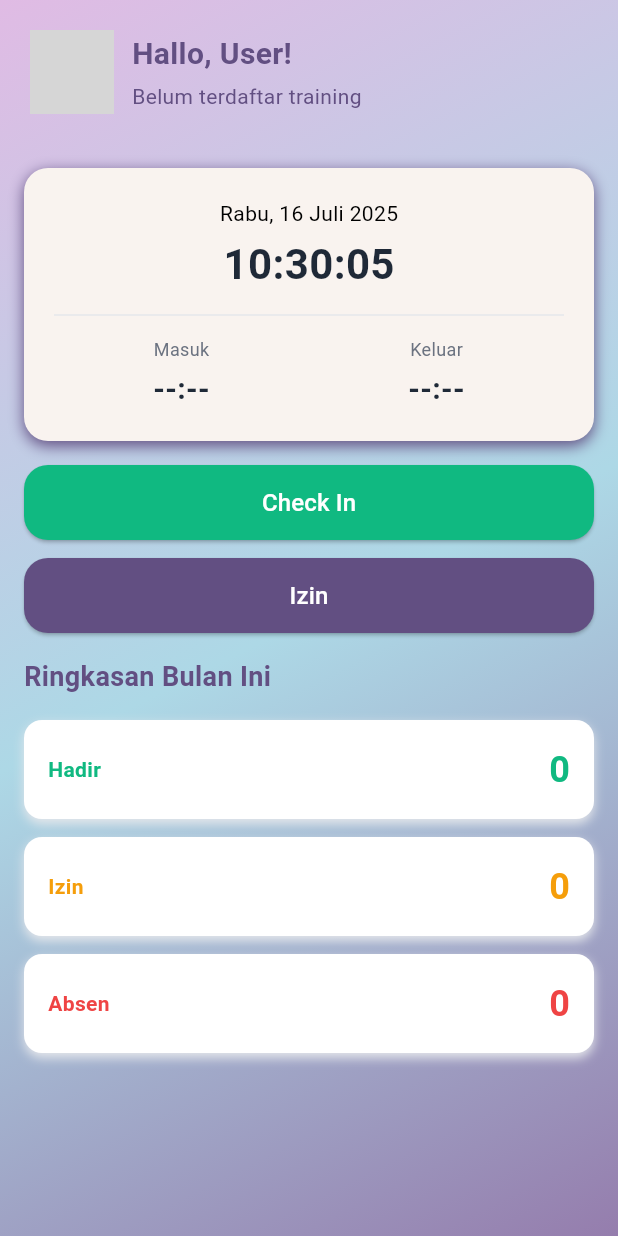
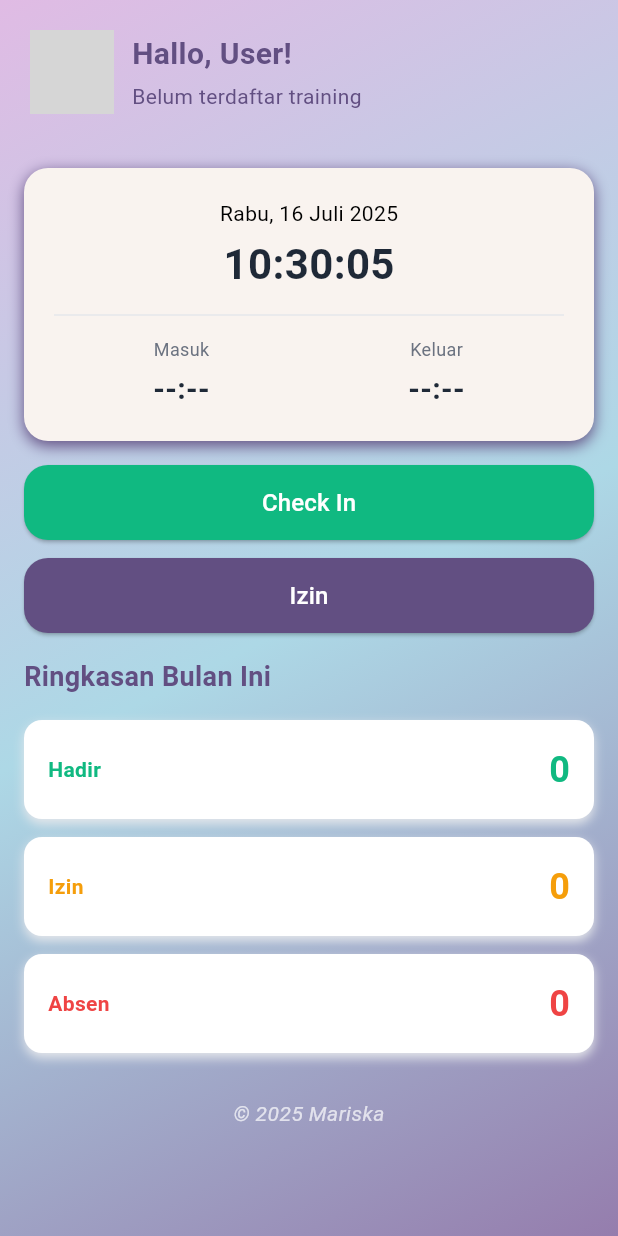
Before and after one commit to ayriskaayunda/ichizen_absensi_app, a Flutter app: the HomeScreen screen opened directly, after a tap on "Check In", after a tap on "Izin", after a tap on "OK", on a phone screen of 412 x 824 dp. Run offline on Flutter 3.47's test engine with Material 3 defaults, Android fonts, the phone set to English and light mode, and no system bars; our stand-ins replace fl_chart, geocoding, geolocator, google_maps_flutter, image_picker, latlong2 and 1 more; accounts and stored records are empty; network calls fail; grey boxes are pictures that could not be loaded.

Commit message:
add copyright on home, login dan profile

```diff
--- a/lib/constants/app_colors.dart
+++ b/lib/constants/app_colors.dart
@@ -1,41 +1,36 @@
 import 'package:flutter/material.dart';
 
 class AppColors {
-  // Primary brand color (Blue)
+  // Primary
   static const Color primary = Color(0xFF624F82);
 
-  // Backgrounds
+  // Backgrounds card
   static const Color background = Color(0xFFF9FAFB);
-  static const Color background2 = Color(0xffF9F3EF); // Very light gray
-  static const Color card = Color(0xFFFFFFFF); // White cards/containers
-  static const Color inputFill = Color(
-    0xFFF3F4F6,
-  ); // Slightly darker than background
+  static const Color background2 = Color(0xffF9F3EF);
+  static const Color card = Color(0xFFFFFFFF);
+  static const Color inputFill = Color(0xFFF3F4F6);
 
   // Text
-  static const Color textDark = Color(0xFF1F2937); // Almost black
-  static const Color textLight = Color(0xFF9CA3AF); // Muted gray
-  static const Color placeholder = Color(0xFF6B7280); // Placeholder text
+  static const Color textDark = Color(0xFF1F2937);
+  static const Color textLight = Color(0xFF9CA3AF);
+  static const Color placeholder = Color(0xFF6B7280);
 
   // Borders & dividers
-  static const Color border = Color(0xFFE5E7EB); // Soft gray
+  static const Color border = Color(0xFFE5E7EB);
 
   // States
-  static const Color success = Color(0xFF10B981); // Green
-  static const Color error = Color(0xFFEF4444); // Red
-  static const Color warning = Color(0xFFF59E0B); // Amber
+  static const Color success = Color(0xFF10B981);
+  static const Color error = Color(0xFFEF4444);
+  static const Color warning = Color(0xFFF59E0B);
 
   // Added colors for attendance list design, mapping to your existing states
-  static const Color accentGreen =
-      AppColors.success; // Using existing success color
-  static const Color accentRed = AppColors.error; // Using existing error color
+  static const Color accentGreen = AppColors.success;
+  static const Color accentRed = AppColors.error;
   static const Color accentOrange =
-      AppColors.warning; // Using existing warning color
+      AppColors.warning; // untuk text menampilkan text warning
 
   // Specific light background colors for the cards
-  static const Color lightGreenBackground = Color(0xFFE8F5E9); // Lighter green
-  static const Color lightRedBackground = Color(0xFFFFEBEE); // Lighter red
-  static const Color lightOrangeBackground = Color(
-    0xFFFFF3E0,
-  ); // Lighter orange
+  static const Color lightGreenBackground = Color(0xFFE8F5E9);
+  static const Color lightRedBackground = Color(0xFFFFEBEE);
+  static const Color lightOrangeBackground = Color(0xFFFFF3E0);
 }
--- a/lib/models/app_models.dart
+++ b/lib/models/app_models.dart
@@ -1,6 +1,3 @@
-// lib/models/app_models.dart
-
-// Helper function to safely parse int from dynamic (could be int or string)
 int? _parseIntFromDynamic(dynamic value) {
   if (value is int) {
     return value;
--- a/lib/routes/app_routes.dart
+++ b/lib/routes/app_routes.dart
@@ -1,4 +1,3 @@
-// Named routes config
 class AppRoutes {
   static const initial = '/splash_screen';
   static const login = '/login';
--- a/lib/screens/attendance/attendance_list_screen.dart
+++ b/lib/screens/attendance/attendance_list_screen.dart
@@ -347,7 +347,7 @@ class _AttendanceListScreenState extends State<AttendanceListScreen> {
                       style: TextStyle(
                         fontSize: 18,
                         fontWeight: FontWeight.bold,
-                        color: AppColors.textDark,
+                        color: Color(0xFF624F82),
                       ),
                       overflow: TextOverflow.ellipsis,
                     ),
--- a/lib/screens/auth/edit_profile_screen.dart
+++ b/lib/screens/auth/edit_profile_screen.dart
@@ -210,7 +210,7 @@ class _EditProfileScreenState extends State<EditProfileScreen> {
             title: const Text(
               'Edit Profil',
               style: TextStyle(
-                color: Color(0xFF957DAD),
+                color: Color(0xFF624F82),
                 fontSize: 20,
                 fontWeight: FontWeight.bold,
               ),
--- a/lib/screens/home_screen.dart
+++ b/lib/screens/home_screen.dart
@@ -206,15 +206,11 @@ class _HomeScreenState extends State<HomeScreen> {
     );
   }
 
-  //fungsi untuk permintaan izin
   Future<void> _handleIzinRequest() async {
     final result = await Navigator.push(
       context,
       MaterialPageRoute(builder: (ctx) => const RequestScreen()),
     );
-
-    // If the RequestScreen returns true, it means a request was successfully submitted,
-    // so refresh the attendance data.
     if (result == true) {
       _fetchAttendanceData();
     }
@@ -240,12 +236,11 @@ class _HomeScreenState extends State<HomeScreen> {
     );
   }
 
-  // Fungsi untuk me-refresh data
   Future<void> _onRefresh() async {
     await Future.wait([
       _loadUserData(),
       _fetchAttendanceData(),
-      _determinePosition(), // Opsional: me-refresh posisi juga
+      _determinePosition(),
     ]);
   }
 
@@ -260,10 +255,6 @@ class _HomeScreenState extends State<HomeScreen> {
           gradient: LinearGradient(
             begin: Alignment.topLeft,
             end: Alignment.bottomRight,
-            // Menggunakan warna-warna yang konsisten dengan tema jika diinginkan,
-            // atau mempertahankan gradien ini jika ini adalah desain yang disengaja.
-            // Contoh penggunaan AppColors untuk gradien (jika ingin mengubah):
-            // colors: [AppColors.primary.withOpacity(0.8), AppColors.primary.withOpacity(0.6), AppColors.primary],
             colors: [Color(0xFFE0BBE4), Color(0xFFADD8E6), Color(0xFF957DAD)],
           ),
         ),
@@ -273,21 +264,30 @@ class _HomeScreenState extends State<HomeScreen> {
               _buildHeader(),
               Expanded(
                 child: RefreshIndicator(
-                  // <--- Tambahkan RefreshIndicator di sini
                   onRefresh: _onRefresh,
-                  color: AppColors.primary, // Warna indikator refresh
-                  backgroundColor:
-                      AppColors.background, // Latar belakang indikator refresh
+                  color: AppColors.primary,
+                  backgroundColor: AppColors.background,
                   child: ListView(
                     padding: const EdgeInsets.all(16),
                     children: [
                       _buildStatusCard(),
                       const SizedBox(height: 16),
                       _buildCheckButton(hasCheckedIn, hasCheckedOut),
-                      const SizedBox(height: 12), // Added spacing
-                      _buildIzinButton(), // Added Izin button
+                      const SizedBox(height: 12),
+                      _buildIzinButton(),
                       const SizedBox(height: 16),
                       _buildSummarySection(),
+                      const SizedBox(height: 30),
+                      const Center(
+                        child: Text(
+                          '© 2025 Mariska',
+                          style: TextStyle(
+                            color: Colors.white70,
+                            fontSize: 14,
+                            fontStyle: FontStyle.italic,
+                          ),
+                        ),
+                      ),
                     ],
                   ),
                 ),
@@ -307,11 +307,8 @@ class _HomeScreenState extends State<HomeScreen> {
           CircleAvatar(
             radius: 28,
             backgroundColor: AppColors.card,
-            // Menggunakan warna latar belakang yang konsisten dengan tema
-            backgroundImage: NetworkImage(
-              _imageUrl ?? "", // Ganti dengan URL gambar default
-            ),
-          ), // Menggunakan AppColors.card
+            backgroundImage: NetworkImage(_imageUrl),
+          ),
           const SizedBox(width: 12),
           Expanded(
             child: Column(
@@ -336,7 +333,6 @@ class _HomeScreenState extends State<HomeScreen> {
               ],
             ),
           ),
-          // const Icon(Icons.notifications_none, color: Color(0xFF624F82)),
         ],
       ),
     );
@@ -438,7 +434,6 @@ class _HomeScreenState extends State<HomeScreen> {
     );
   }
 
-  // New Izin button widget
   Widget _buildIzinButton() {
     return ElevatedButton(
       onPressed: _handleIzinRequest,
--- a/lib/services/api_services.dart
+++ b/lib/services/api_services.dart
@@ -5,35 +5,37 @@ import 'package:ichizen/models/app_models.dart';
 import 'package:shared_preferences/shared_preferences.dart';
 
 class ApiService {
-  static const String _baseUrl = 'https://appabsensi.mobileprojp.com/api';
-  static String? _token;
+  static const String _baseUrl =
+      'https://appabsensi.mobileprojp.com/api'; //ini adalah alamat dasardari API, semua endpoint akan ditambahkan ke url ini
+  static String? _token; //  token ini berguna untuk menyimpan token otentikasi
+  // static ini variabel hanya ada satu di apliksi  ini
 
-  // Initialize token from SharedPreferences
+  // init() fungsi nya untuk memuat token sebelumnya di simpan di sharedpreferences ke dalam variabel token
   static Future<void> init() async {
     final prefs = await SharedPreferences.getInstance();
     _token = prefs.getString('token');
   }
 
-  // Save token to SharedPreferences
+  // untuk  menyimpan token baru dan memperbarui variabel token
   static Future<void> _saveToken(String token) async {
     final prefs = await SharedPreferences.getInstance();
     await prefs.setString('token', token);
     _token = token;
   }
 
-  // Clear token from SharedPreferences
+  // fungsinya adalah menghapus token dari SharedPreferences dan juga dari variabel _token
   static Future<void> clearToken() async {
     final prefs = await SharedPreferences.getInstance();
     await prefs.remove('token');
     _token = null;
   }
 
-  // Helper to get token (for external use, e.g., SplashScreen)
+  // fungsi nya adalah mememastikan token sudah ada ( guna untuk splashscreen)
   static String? getToken() {
     return _token;
   }
 
-  // Helper to get headers with Authorization token
+  // untuk memberitahu server bahwa mengirim dan menerima data json
   Map<String, String> _getHeaders({bool includeAuth = false}) {
     final headers = {
       'Accept': 'application/json',
@@ -476,7 +478,7 @@ class ApiService {
     }
   }
 
-  // --- User Profile Endpoints ---
+  // --- User       Profile Endpoints ---
 
   Future<ApiResponse<User>> getProfile() async {
     final url = Uri.parse('$_baseUrl/profile');
```
Also changed, not shown: lib/copy_right.dart (added, +28 -0 lines), lib/screens/attendance/request_screen.dart (+8 -17 lines), lib/screens/auth/forgot_password_screen.dart (+8 -0 lines), lib/screens/auth/login_screen.dart (+12 -6 lines), lib/screens/auth/profile_screen.dart (+10 -0 lines), lib/screens/auth/register_screen.dart (+8 -0 lines), lib/screens/auth/reset_password_with_otp_screen.dart (+8 -0 lines), lib/screens/reports/person_report_screen.dart (+9 -5 lines).
